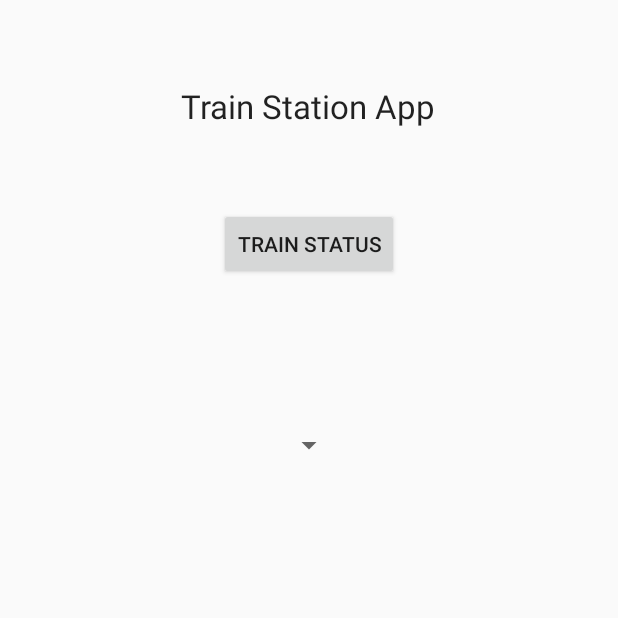
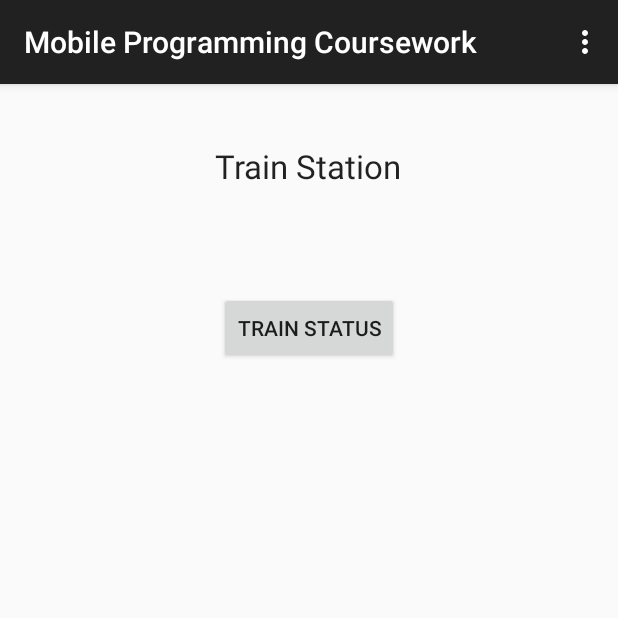
Before and after one commit to mathew1/MobileProgrammingCoursework, an Android app: the screen it shows after launch (MainActivity), on a phone screen of 412 x 824 dp, the top half of it. Run offline under Robolectric (Android 15) with nearby library versions, the phone set to English and light mode, and no system bars.

Commit message:
Revert "Parsing and Menu attempted"
This reverts commit b2b0d1fda316c5a6802e1c394c220e11fa59287c.

```diff
--- a/app/src/main/AndroidManifest.xml
+++ b/app/src/main/AndroidManifest.xml
@@ -16,10 +16,6 @@
                 <category android:name="android.intent.category.LAUNCHER" />
             </intent-filter>
         </activity>
-        <activity
-            android:name=".parserOutputScreen"
-            android:label="@string/app_name" />
-
     </application>
 
 </manifest>
--- a/app/src/main/java/com/example/mathew/mobileprogrammingcoursework/MainActivity.java
+++ b/app/src/main/java/com/example/mathew/mobileprogrammingcoursework/MainActivity.java
@@ -1,23 +1,16 @@
 package com.example.mathew.mobileprogrammingcoursework;
 
-import android.app.Activity;
-import android.app.DialogFragment;
-import android.app.FragmentManager;
 import android.content.Intent;
 import android.support.v7.app.AppCompatActivity;
 import android.os.Bundle;
 import android.view.Menu;
-import android.view.MenuInflater;
 import android.view.MenuItem;
 import android.view.View;
 import android.widget.Button;
 
-import java.util.zip.Inflater;
-
-public class MainActivity extends Activity implements View.OnClickListener {
+public class MainActivity extends AppCompatActivity implements View.OnClickListener {
 
     Button trainStatus;
-    FragmentManager fmAboutDialogue;
 
     @Override
     protected void onCreate(Bundle savedInstanceState) {
@@ -26,19 +19,13 @@ public class MainActivity extends Activity implements View.OnClickListener {
 
         trainStatus = (Button) findViewById(R.id.trainStatus);
         trainStatus.setOnClickListener(this);
-
-        fmAboutDialogue = this.getFragmentManager();
     }
 
     @Override
     public boolean onCreateOptionsMenu(Menu menu) {
         // Inflate the menu; this adds items to the action bar if it is present.
-        MenuInflater inflater = getMenuInflater();
-       inflater.inflate(R.menu.mp_menu, menu);
+        getMenuInflater().inflate(R.menu.menu_main, menu);
         return true;
-
-       // getMenuInflater().inflate(R.menu.mp_menu, menu);
-        //return true;
     }
 
     @Override
@@ -46,26 +33,18 @@ public class MainActivity extends Activity implements View.OnClickListener {
         // Handle action bar item clicks here. The action bar will
         // automatically handle clicks on the Home/Up button, so long
         // as you specify a parent activity in AndroidManifest.xml.
-      switch (item.getItemId()){
-          case R.id.mQuit:
-              finish();
-              return true;
-          case R.id.mAbout:
-              //About Dialog
-              DialogFragment mcAboutDlg = new mcAbout();
-              mcAboutDlg.show(fmAboutDialogue,"mc_About_Dlg");
-              return true;
-          default:
-              return super.onOptionsItemSelected(item);
-      }
+        int id = item.getItemId();
 
+        //noinspection SimplifiableIfStatement
+        if (id == R.id.action_settings) {
+            return true;
+        }
 
-
+        return super.onOptionsItemSelected(item);
     }
 
     @Override
     public void onClick(View v) {
-        Intent parserOutput_Screen = new Intent(getApplicationContext(), parserOutputScreen.class);
-        startActivity(parserOutput_Screen);
+
     }
 }
--- a/app/src/main/res/layout/activity_main.xml
+++ b/app/src/main/res/layout/activity_main.xml
@@ -9,11 +9,11 @@
         android:layout_width="wrap_content"
         android:layout_height="wrap_content"
         android:textAppearance="?android:attr/textAppearanceLarge"
-        android:text="Train Station App"
+        android:text="Train Station"
         android:id="@+id/textView"
-        android:layout_marginTop="40dp"
         android:layout_alignParentTop="true"
-        android:layout_centerHorizontal="true" />
+        android:layout_centerHorizontal="true"
+        android:layout_marginTop="24dp" />
 
     <Button
         android:layout_width="wrap_content"
@@ -22,13 +22,5 @@
         android:id="@+id/trainStatus"
         android:layout_below="@+id/textView"
         android:layout_centerHorizontal="true"
-        android:layout_marginTop="53dp" />
-
-    <Spinner
-        android:layout_width="wrap_content"
-        android:layout_height="wrap_content"
-        android:id="@+id/spinner"
-        android:layout_marginTop="98dp"
-        android:layout_below="@+id/trainStatus"
-        android:layout_centerHorizontal="true" />
+        android:layout_marginTop="69dp" />
 </RelativeLayout>
--- a/app/src/main/res/menu/menu_main.xml
+++ b/app/src/main/res/menu/menu_main.xml
@@ -1,6 +1,6 @@
 <menu xmlns:android="http://schemas.android.com/apk/res/android"
-
+    xmlns:app="http://schemas.android.com/apk/res-auto"
     xmlns:tools="http://schemas.android.com/tools" tools:context=".MainActivity">
     <item android:id="@+id/action_settings" android:title="@string/action_settings"
-        android:orderInCategory="100" android:showAsAction="never" />
+        android:orderInCategory="100" app:showAsAction="never" />
 </menu>
--- a/app/src/main/res/menu/mp_menu.xml
+++ /dev/null
@@ -1,12 +0,0 @@
-<?xml version="1.0" encoding="utf-8"?>
-<menu xmlns:android="http://schemas.android.com/apk/res/android">
-
-    <item android:id="@+id/mQuit"
-        android:title="Quit"
-        android:icon="@drawable/ic_menu_action_quit"
-        android:showAsAction="always"/>
-    <item android:id="@+id/mAbout"
-        android:icon="@drawable/ic_menu_action_about"
-        android:title="About"
-       />
-</menu>
```
Also changed, not shown: app/src/main/java/com/example/mathew/mobileprogrammingcoursework/TrainAdapter.java (deleted, +0 -49 lines), app/src/main/java/com/example/mathew/mobileprogrammingcoursework/databaseOutputScreen.java (deleted, +0 -7 lines), app/src/main/java/com/example/mathew/mobileprogrammingcoursework/mcAbout.java (deleted, +0 -31 lines), app/src/main/java/com/example/mathew/mobileprogrammingcoursework/parserOutputScreen.java (deleted, +0 -198 lines), app/src/main/java/com/example/mathew/mobileprogrammingcoursework/trainData.java (deleted, +0 -64 lines), app/src/main/res/layout/parser_output.xml (deleted, +0 -10 lines), app/src/main/res/layout/train_layout.xml (deleted, +0 -67 lines), app/src/main/res/drawable/ic_menu_action_about.png (deleted), app/src/main/res/drawable/ic_menu_action_quit.png (deleted), 1 other file.
